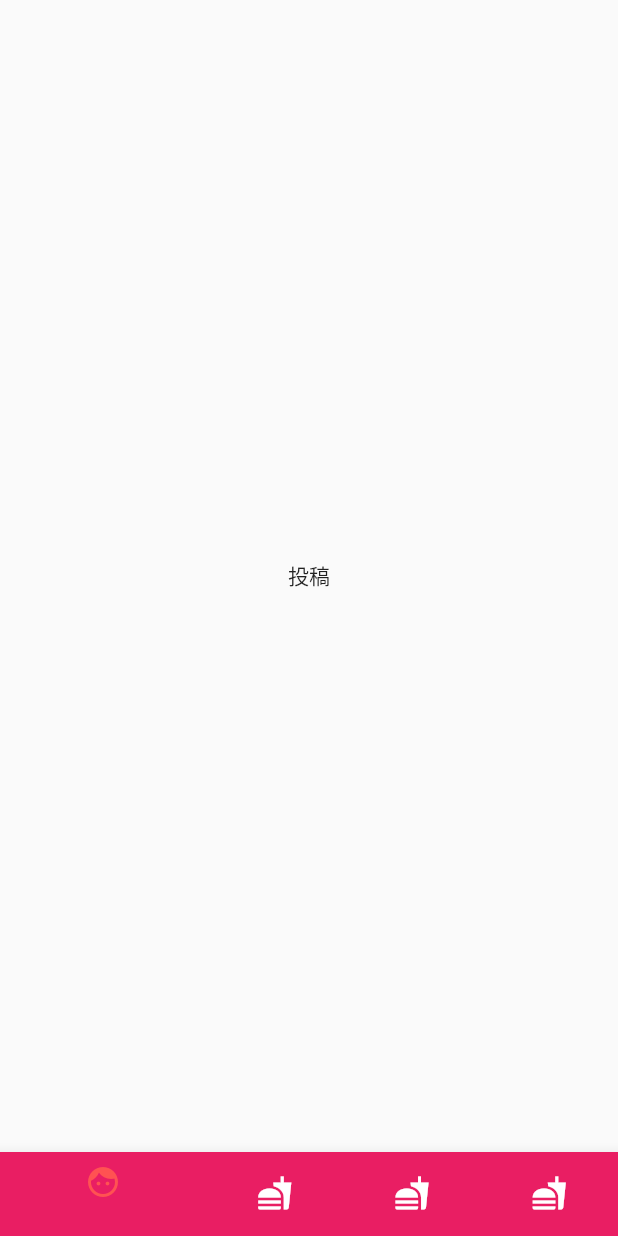
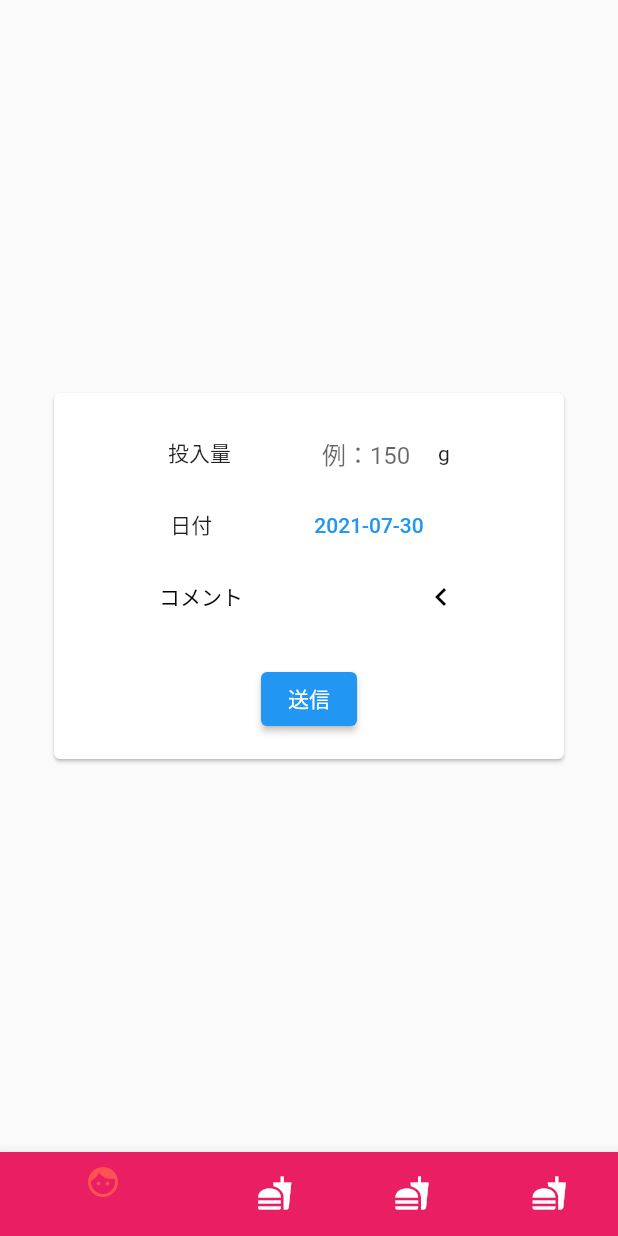
Before and after one commit to kk-shinoda/kr_app, a Flutter app: the screen it shows after launch, on a phone screen of 412 x 824 dp. Run offline on Flutter 3.47's test engine with Material 2 defaults, Android fonts, the light colour scheme and no system bars.

Commit message:
投稿画面の構成要素を作成

```diff
--- a/lib/main.dart
+++ b/lib/main.dart
@@ -1,17 +1,11 @@
 import 'package:flutter/material.dart';
+import 'package:flutter/services.dart';
 import 'package:kr_app/presentation/top/top_page.dart';
-import 'package:provider/provider.dart';
 
 void main() {
-  runApp(TopPage()
-
-      /// Providers are above [MyApp] instead of inside it, so that tests
-      /// can use [MyApp] while mocking the providers
-      // MultiProvider(
-      //   providers: [
-      //     ChangeNotifierProvider(create: (_) => Counter()),
-      //   ],
-      //   child: TopPage(),
-      // ),
-      );
+  WidgetsFlutterBinding.ensureInitialized();
+  SystemChrome.setPreferredOrientations([DeviceOrientation.portraitUp])
+      .then((_) {
+    runApp(TopPage());
+  });
 }
--- a/lib/presentation/submission/submission_model.dart
+++ b/lib/presentation/submission/submission_model.dart
@@ -0,0 +1,30 @@
+import 'package:flutter/cupertino.dart';
+import 'package:flutter/foundation.dart';
+import 'package:flutter/material.dart';
+
+class SubmissionModel with ChangeNotifier {
+  var _selectedDate = DateTime.now().toString();
+  var _canComment = false;
+
+  String get selectDate => _selectedDate;
+  bool get canComment => _canComment;
+
+  Future<void> setSelectDate(BuildContext context) async {
+    final DateTime? selected = await showDatePicker(
+      context: context,
+      // Low initialDateの設定
+      initialDate: DateTime.now(),
+      firstDate: DateTime(2020),
+      lastDate: DateTime(2025),
+    );
+    if (selected != null) {
+      _selectedDate = selected.toString();
+      notifyListeners();
+    }
+  }
+
+  void toggleComment() {
+    _canComment = !_canComment;
+    notifyListeners();
+  }
+}
--- a/lib/presentation/submission/submission_page.dart
+++ b/lib/presentation/submission/submission_page.dart
@@ -1,12 +1,127 @@
 import 'package:flutter/material.dart';
+import 'package:flutter/services.dart';
+import 'package:kr_app/presentation/submission/submission_model.dart';
+import 'package:provider/provider.dart';
 
 class SubmissionPage extends StatelessWidget {
   const SubmissionPage({Key? key}) : super(key: key);
 
   @override
   Widget build(BuildContext context) {
-    return Container(
-      child: Center(child: Text('投稿')),
+    return MaterialApp(
+      home: ChangeNotifierProvider<SubmissionModel>(
+        create: (_) => SubmissionModel(),
+        child: Consumer<SubmissionModel>(
+          builder: (context, model, child) {
+            return SafeArea(
+              child: Center(
+                child: Card(
+                  margin: EdgeInsets.all(36.0),
+                  child: Padding(
+                    padding: const EdgeInsets.all(16.0),
+                    child: Column(
+                      mainAxisSize: MainAxisSize.min,
+                      children: <Widget>[
+                        Row(
+                          mainAxisAlignment: MainAxisAlignment.center,
+                          children: <Widget>[
+                            Text('投入量'),
+                            SizedBox(width: 50),
+                            SizedBox(
+                              width: 80,
+                              child: TextField(
+                                decoration: const InputDecoration(
+                                    hintText: '例：150',
+                                    border: InputBorder.none),
+                                inputFormatters: [
+                                  FilteringTextInputFormatter.digitsOnly
+                                ],
+                                keyboardType: TextInputType.number,
+                                textAlign: TextAlign.center,
+                              ),
+                            ),
+                            SizedBox(width: 8),
+                            Text('g'),
+                          ],
+                        ),
+                        Row(
+                          mainAxisAlignment: MainAxisAlignment.center,
+                          children: <Widget>[
+                            Text('日付'),
+                            const SizedBox(width: 60),
+                            TextButton(
+                              child: Text(model.selectDate.substring(0, 10)),
+                              onPressed: () async {
+                                await model.setSelectDate(context);
+                              },
+                            ),
+                            const SizedBox(width: 8),
+                          ],
+                        ),
+                        Column(
+                          mainAxisSize: MainAxisSize.min,
+                          children: [
+                            ElevatedButton(
+                                onPressed: () => model.toggleComment(),
+                                style: ElevatedButton.styleFrom(
+                                  primary: Colors.white,
+                                  shadowColor: Colors.white,
+                                  elevation: 0,
+                                  animationDuration:
+                                      Duration(milliseconds: 500),
+                                ),
+                                child: Row(
+                                  mainAxisAlignment: MainAxisAlignment.center,
+                                  children: [
+                                    Text(
+                                      'コメント',
+                                      style: TextStyle(color: Colors.black),
+                                    ),
+                                    SizedBox(
+                                      width: 120,
+                                    ),
+                                    model.canComment
+                                        ? Icon(Icons.expand_more,
+                                            color: Colors.black)
+                                        : Icon(Icons.chevron_left,
+                                            color: Colors.black)
+                                  ],
+                                )),
+                            Visibility(
+                              visible: model.canComment,
+                              child: Flexible(
+                                child: SingleChildScrollView(
+                                  child: TextField(
+                                    maxLines: null,
+                                    maxLength: 50,
+                                    decoration: const InputDecoration(
+                                        contentPadding:
+                                            const EdgeInsets.symmetric(
+                                                horizontal: 8.0),
+                                        border: InputBorder.none),
+                                    textAlign: TextAlign.center,
+                                  ),
+                                ),
+                              ),
+                            ),
+                            Container(
+                              margin: EdgeInsets.only(top: 20),
+                              child: ElevatedButton(
+                                onPressed: () {},
+                                child: Text('送信'),
+                              ),
+                            )
+                          ],
+                        )
+                      ],
+                    ),
+                  ),
+                ),
+              ),
+            );
+          },
+        ),
+      ),
     );
   }
 }
--- a/lib/presentation/top/top_model.dart
+++ b/lib/presentation/top/top_model.dart
@@ -1,18 +1,7 @@
 import 'package:flutter/cupertino.dart';
 import 'package:flutter/foundation.dart';
 
-// class TopModel extends ChangeNotifier {
-//   int _currentIndex = 0;
-
-//   int get currentIndex => _currentIndex;
-
-//   set currentIndex(int index) {
-//     _currentIndex = index;
-//     notifyListeners();
-//   }
-// }
-
-class TopModel with ChangeNotifier, DiagnosticableTreeMixin {
+class TopModel with ChangeNotifier {
   int _currentIndex = 0;
 
   int get currentIndex => _currentIndex;
--- a/lib/presentation/top/top_page.dart
+++ b/lib/presentation/top/top_page.dart
@@ -1,5 +1,4 @@
 // ignore_for_file: public_member_api_docs, lines_longer_than_80_chars
-import 'package:flutter/foundation.dart';
 import 'package:flutter/material.dart';
 import 'package:kr_app/presentation/bankbook/bankbook_page.dart';
 import 'package:kr_app/presentation/members/members_page.dart';
@@ -23,6 +22,8 @@ class TopPage extends StatelessWidget {
         create: (_) => TopModel(),
         child: Consumer<TopModel>(
           builder: (context, model, child) {
+            /// Low もっとお洒落なものにできる
+            /// ConvexAppBarってやつ！
             final tabItems = [
               const BottomNavigationBarItem(
                 backgroundColor: Colors.pink,
--- a/pubspec.yaml
+++ b/pubspec.yaml
@@ -24,6 +24,7 @@ dependencies:
   flutter:
     sdk: flutter
   provider: ^5.0.0
+  intl: ^0.17.0
 
 
   # The following adds the Cupertino Icons font to your application.
```
Also changed, not shown: pubspec.lock.
